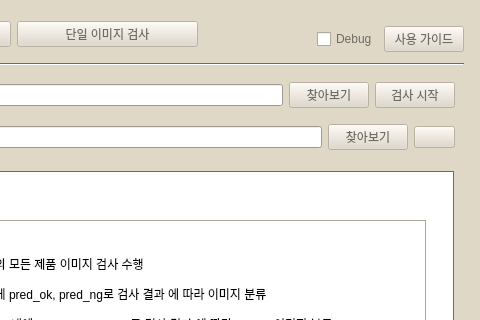
Before: the Qt Designer form GUI/help.ui in knudatascientists/lg-innotek-projects, drawn with Qt 5; both pictures show x 185 to 665 and y 0 to 320 of the 665 by 900 pixel window.
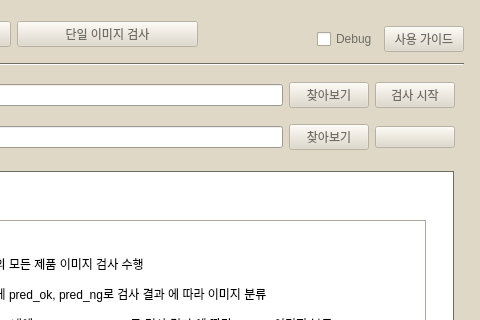
After: the same form once the commit is applied.

Patch:
```diff
--- a/GUI/help.ui
+++ b/GUI/help.ui
@@ -570,8 +570,45 @@
            <property name="enabled">
             <bool>false</bool>
            </property>
+           <property name="palette">
+            <palette>
+             <active>
+              <colorrole role="ButtonText">
+               <brush brushstyle="SolidPattern">
+                <color alpha="0">
+                 <red>0</red>
+                 <green>0</green>
+                 <blue>0</blue>
+                </color>
+               </brush>
+              </colorrole>
+             </active>
+             <inactive>
+              <colorrole role="ButtonText">
+               <brush brushstyle="SolidPattern">
+                <color alpha="0">
+                 <red>0</red>
+                 <green>0</green>
+                 <blue>0</blue>
+                </color>
+               </brush>
+              </colorrole>
+             </inactive>
+             <disabled>
+              <colorrole role="ButtonText">
+               <brush brushstyle="SolidPattern">
+                <color alpha="0">
+                 <red>111</red>
+                 <green>108</green>
+                 <blue>99</blue>
+                </color>
+               </brush>
+              </colorrole>
+             </disabled>
+            </palette>
+           </property>
            <property name="text">
-            <string/>
+            <string>----</string>
            </property>
           </widget>
          </item>
```
